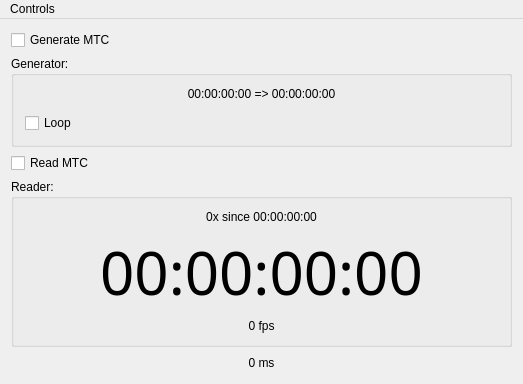
Old version of the form app/MidiTool/MidiToolWindow.ui in the repository JokerSync/Joker.
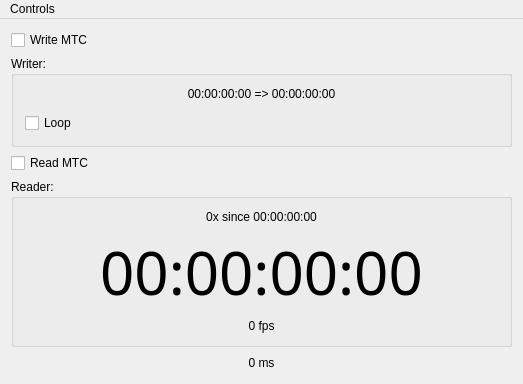
New version of the form. Custom widgets are drawn as their Qt base class.

What changed in the file:
```diff
--- a/app/MidiTool/MidiToolWindow.ui
+++ b/app/MidiTool/MidiToolWindow.ui
@@ -18,7 +18,7 @@
     <item>
      <widget class="QCheckBox" name="generateCheckBox">
       <property name="text">
-       <string>Generate MTC</string>
+       <string>Write MTC</string>
       </property>
       <property name="checked">
        <bool>false</bool>
@@ -28,7 +28,7 @@
     <item>
      <widget class="QGroupBox" name="generatorGroupBox">
       <property name="title">
-       <string>Generator:</string>
+       <string>Writer:</string>
       </property>
       <layout class="QVBoxLayout" name="verticalLayout_3">
        <item>
```
Left out of the diff: 10 changed lines with no effect on the pictures.
